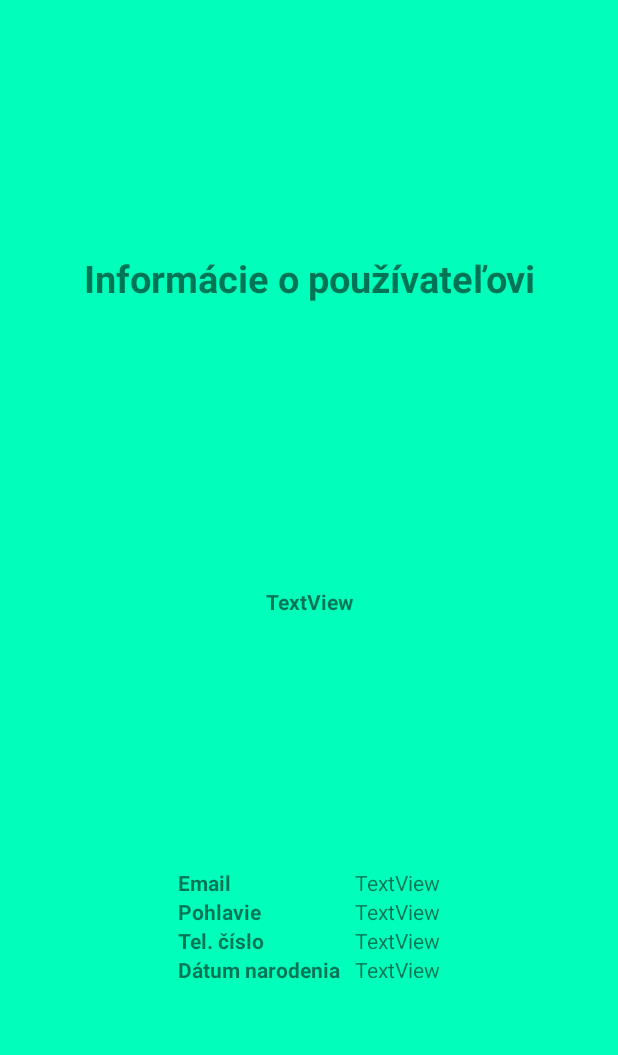
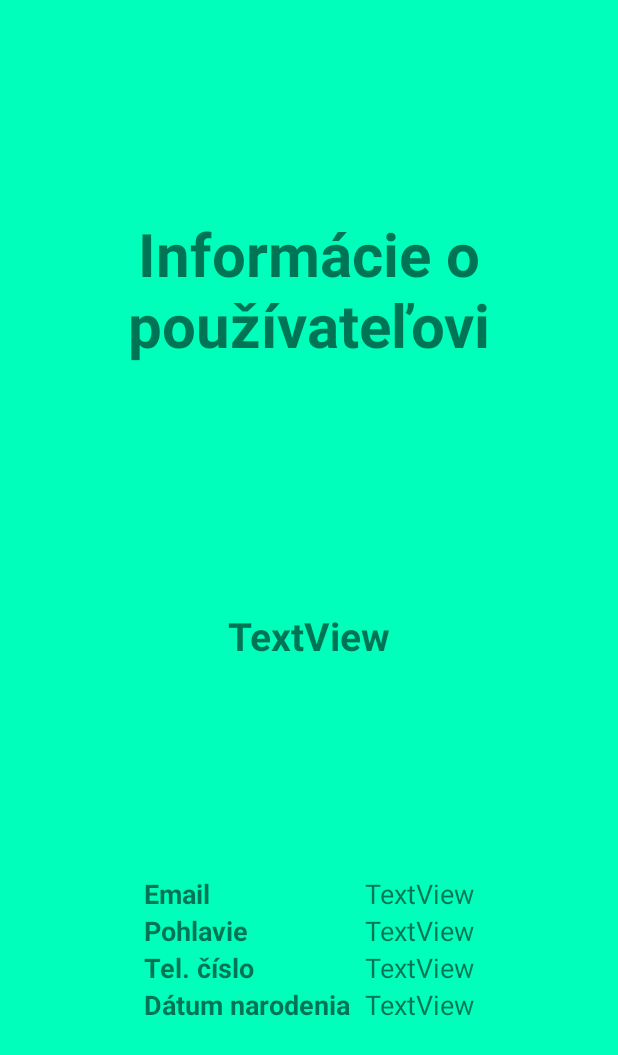
Before and after one commit to macro39/spodBEH, an Android app: the layout fragment_home.xml on its own in the app's theme, with its tools: preview values and no code run, on a phone screen of 412 x 824 dp. Shown: the top 1055 px of the screen. Run offline under Robolectric (Android 15) with nearby library versions, the phone set to English and light mode, and no system bars.

Commit message:
Corrections before presentation

```diff
--- a/app/src/main/java/com/example/spodbeh/SearchFragment.kt
+++ b/app/src/main/java/com/example/spodbeh/SearchFragment.kt
@@ -61,7 +61,7 @@ class SearchFragment : Fragment() {
     private fun filterList() {
         filteredData.clear()
 
-        if (!chip_search_name.isChecked && !chip_search_date.isChecked && !chip_search_name.isChecked) {
+        if (!chip_search_name.isChecked && !chip_search_date.isChecked && !chip_search_location.isChecked) {
             filteredData.addAll(data)
         } else {
             for (run in data) {
--- a/app/src/main/res/layout/activity_login.xml
+++ b/app/src/main/res/layout/activity_login.xml
@@ -14,7 +14,7 @@
             android:layout_span="2"
             android:gravity="center_horizontal"
             android:text="Vitajte v aplikácii spodBEH"
-            android:textSize="25sp"
+            android:textSize="26sp"
             android:textStyle="bold" />
     </TableRow>
 
@@ -25,7 +25,7 @@
             android:layout_column="0"
             android:layout_marginLeft="10dp"
             android:text="Meno"
-            android:textSize="16sp" />
+            android:textSize="18sp" />
 
         <EditText
             android:id="@+id/editText_login_username"
@@ -44,7 +44,7 @@
             android:layout_marginLeft="10dp"
             android:layout_marginTop="20dp"
             android:text="Heslo"
-            android:textSize="16sp" />
+            android:textSize="18sp" />
 
         <EditText
             android:id="@+id/editText_login_password"
--- a/app/src/main/res/layout/fragment_home.xml
+++ b/app/src/main/res/layout/fragment_home.xml
@@ -13,7 +13,7 @@
         android:layout_marginBottom="20dp"
         android:gravity="center_horizontal"
         android:text="Informácie o používateľovi"
-        android:textSize="25sp"
+        android:textSize="40sp"
         android:textStyle="bold"
         app:layout_constraintBottom_toTopOf="@+id/textView_home_full_name"
         app:layout_constraintEnd_toEndOf="parent"
@@ -25,6 +25,7 @@
         android:layout_width="match_parent"
         android:layout_height="wrap_content"
         android:text="TextView"
+        android:textSize="26sp"
         android:textAlignment="center"
         android:textStyle="bold"
         app:layout_constraintBottom_toTopOf="@+id/linearLayout"
@@ -53,12 +54,14 @@
                 android:layout_height="wrap_content"
                 android:gravity="start"
                 android:text="Email"
+                android:textSize="18sp"
                 android:textStyle="bold" />
 
             <TextView
                 android:layout_width="wrap_content"
                 android:layout_height="wrap_content"
                 android:gravity="start"
+                android:textSize="18sp"
                 android:text="Pohlavie"
                 android:textStyle="bold" />
 
@@ -66,6 +69,7 @@
                 android:layout_width="wrap_content"
                 android:layout_height="wrap_content"
                 android:gravity="start"
+                android:textSize="18sp"
                 android:text="Tel. číslo"
                 android:textStyle="bold" />
 
@@ -73,6 +77,7 @@
                 android:layout_width="wrap_content"
                 android:layout_height="wrap_content"
                 android:gravity="start"
+                android:textSize="18sp"
                 android:text="Dátum narodenia"
                 android:textStyle="bold" />
 
@@ -88,6 +93,7 @@
                 android:layout_width="wrap_content"
                 android:layout_height="wrap_content"
                 android:layout_span="2"
+                android:textSize="18sp"
                 android:text="TextView"
                 android:textAlignment="viewStart" />
 
@@ -96,6 +102,7 @@
                 android:layout_width="wrap_content"
                 android:layout_height="wrap_content"
                 android:layout_span="2"
+                android:textSize="18sp"
                 android:text="TextView"
                 android:textAlignment="viewStart" />
 
@@ -104,6 +111,7 @@
                 android:layout_width="wrap_content"
                 android:layout_height="wrap_content"
                 android:text="TextView"
+                android:textSize="18sp"
                 android:textAlignment="viewStart" />
 
             <TextView
@@ -111,6 +119,7 @@
                 android:layout_width="wrap_content"
                 android:layout_height="wrap_content"
                 android:text="TextView"
+                android:textSize="18sp"
                 android:textAlignment="viewStart" />
         </LinearLayout>
     </LinearLayout>
```
